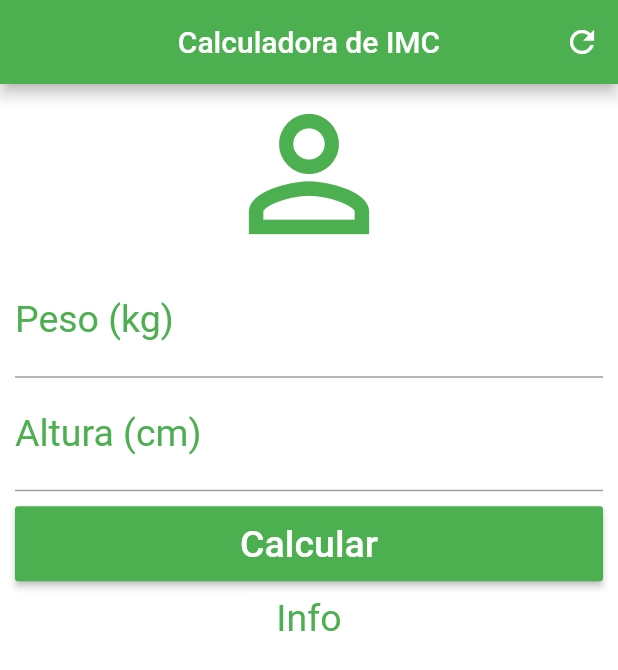
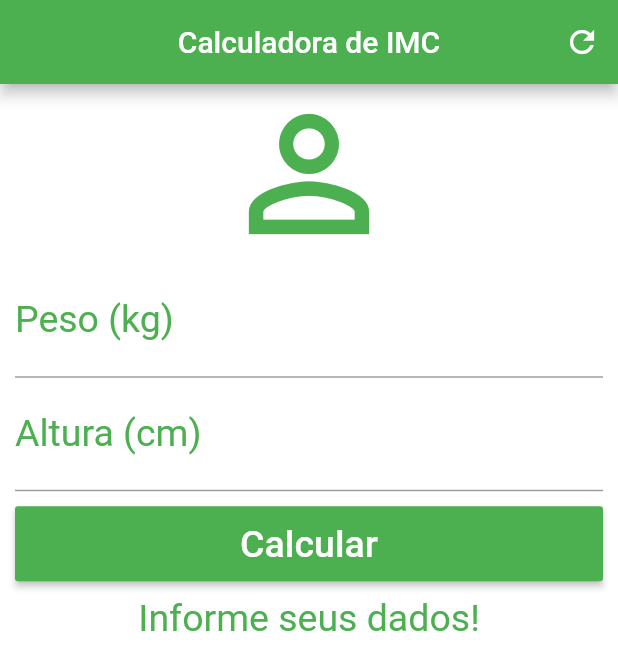
Before and after one commit to matheusF23/projects-flutter, a Flutter app: the screen it shows after launch, after a tap on the "refresh" icon, on a phone screen of 412 x 824 dp. Shown: the top 670 px of the screen. Run offline on Flutter 3.47's test engine with Material 2 defaults, Android fonts, the phone set to English and light mode, and no system bars.

Commit message:
Adição da função _resetFilds. Para atualizar os dados de peso e altura.

```diff
--- a/calculadora_imc/lib/main.dart
+++ b/calculadora_imc/lib/main.dart
@@ -13,6 +13,16 @@
 }
 
 class _HomeState extends State<Home> {
+  TextEditingController weightController = TextEditingController();
+  TextEditingController heightController = TextEditingController();
+
+  String _infoText = "Informe seus dados!";
+  void _resetFields() {
+    weightController.text = "";
+    heightController.text = "";
+    _infoText = "Informe seus dados!";
+  }
+
   @override
   Widget build(BuildContext context) {
     return Scaffold(
@@ -23,7 +33,7 @@
         actions: <Widget>[
           IconButton(
             icon: Icon(Icons.refresh),
-            onPressed: () {},
+            onPressed: _resetFields,
           )
         ],
       ),
@@ -41,6 +51,7 @@
                   labelStyle: TextStyle(color: Colors.green)),
               textAlign: TextAlign.center,
               style: TextStyle(color: Colors.green, fontSize: 25.0),
+              controller: weightController,
             ),
             TextField(
               keyboardType: TextInputType.number,
@@ -49,6 +60,7 @@
                   labelStyle: TextStyle(color: Colors.green)),
               textAlign: TextAlign.center,
               style: TextStyle(color: Colors.green, fontSize: 25.0),
+              controller: heightController,
             ),
             Padding(
               padding: EdgeInsets.only(top: 10.0, bottom: 10.0),
@@ -65,7 +77,7 @@
               ),
             ),
             Text(
-              "Info",
+              _infoText,
               textAlign: TextAlign.center,
               style: TextStyle(color: Colors.green, fontSize: 25.0),
             )
```
